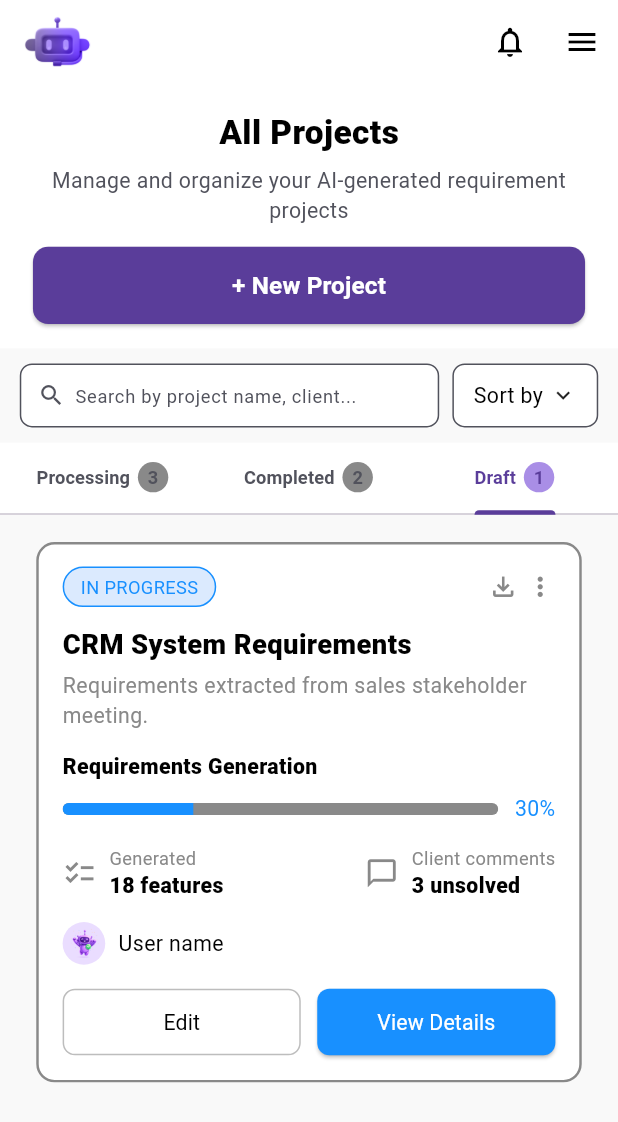
After one commit to Requra/mobile, a Flutter app: the ProjectviewScreen screen opened by its route, tab 3 chosen, on a phone screen of 412 x 824 dp. The commit adds this screen. Shown: the top 1122 px of the screen. Run offline on Flutter 3.47's test engine with Material 3 defaults, Android fonts, the phone set to English and light mode, and no system bars; our stand-ins replace flutter_screenutil, flutter_svg, font_awesome_flutter; Roboto replaces fonts that are missing (Product Sans).

Commit message:
Add Project View screen

```diff
--- a/lib/main.dart
+++ b/lib/main.dart
@@ -3,6 +3,7 @@ import 'package:requra/screens/create_new_password_screen.dart';
 import 'package:requra/screens/forgot_password_screen.dart';
 import 'package:requra/screens/home_screen.dart';
 import 'package:requra/screens/login_screen.dart';
+import 'package:requra/screens/projectView_screen.dart';
 import 'package:requra/screens/reset_password_successfully_screen.dart';
 import 'package:requra/screens/signup_screen.dart';
 import 'package:requra/screens/verification_screen.dart';
@@ -40,6 +41,7 @@ class RequraApp extends StatelessWidget {
             "/splash": (_) => const SplashScreen(),
             "/verification" : (_) => const VerificationScreen(),
             "/home": (_) => const HomeScreen(),
+            "/projectView": (_) => const ProjectviewScreen(),
           },
           initialRoute: "/splash",
         );
--- /dev/null
+++ b/lib/screens/projectView_screen.dart
@@ -0,0 +1,265 @@
+import 'package:flutter/material.dart';
+import 'package:flutter_screenutil/flutter_screenutil.dart';
+import 'package:requra/theme/color_manager.dart';
+import 'package:requra/theme/font_manager.dart';
+import 'package:requra/theme/style_manager.dart';
+import 'package:requra/widgets/project_Card.dart';
+
+class ProjectviewScreen extends StatefulWidget {
+  const ProjectviewScreen({super.key});
+
+  @override
+  State<ProjectviewScreen> createState() => _ProjectviewScreenState();
+}
+
+class _ProjectviewScreenState extends State<ProjectviewScreen> {
+  final tabs = ["Processing", "Completed", "Draft"];
+  final tabCounts = [3, 2, 1];
+
+  @override
+  Widget build(BuildContext context) {
+    return DefaultTabController(
+      length: tabs.length,
+      child: Scaffold(
+        backgroundColor: AppColors.backgroundHomeScreen,
+
+        appBar: AppBar(
+          backgroundColor: AppColors.white,
+          automaticallyImplyLeading: false,
+          elevation: 0,
+          title: Image.asset("assets/images/logo.png", height: 35.h),
+          centerTitle: false,
+          actions: [
+            IconButton(
+              onPressed: () {},
+              icon: Icon(Icons.notifications_none, color: AppColors.black),
+            ),
+            IconButton(
+              onPressed: () {},
+              icon: Icon(Icons.menu, color: AppColors.black),
+            ),
+          ],
+        ),
+        body: Column(
+          crossAxisAlignment: CrossAxisAlignment.center,
+          children: [
+            Container(
+              color: AppColors.white,
+              width: double.infinity,
+              padding: EdgeInsets.symmetric(horizontal: 20.w, vertical: 16.h),
+              child: Column(
+                crossAxisAlignment: CrossAxisAlignment.center,
+                children: [
+                  Text(
+                    "All Projects",
+                    style: boldStyle(
+                      fontSize: FontSize.font22,
+                      color: AppColors.black,
+                    ),
+                  ),
+                  SizedBox(height: 6.h),
+                  Text(
+                    "Manage and organize your AI-generated requirement projects",
+                    textAlign: TextAlign.center,
+                    style: regularStyle(
+                      fontSize: FontSize.font14,
+                      color: AppColors.grey,
+                    ),
+                  ),
+                  SizedBox(height: 14.h),
+                  SizedBox(
+                    width: double.infinity,
+                    child: ElevatedButton(
+                      onPressed: () {},
+                      style: ElevatedButton.styleFrom(
+                        backgroundColor: AppColors.primary,
+                        padding: EdgeInsets.symmetric(vertical: 14.h),
+                        shape: RoundedRectangleBorder(
+                          borderRadius: BorderRadius.circular(10.r),
+                        ),
+                      ),
+                      child: Text(
+                        "+ New Project",
+                        style: semiBoldStyle(
+                          fontSize: FontSize.font16,
+                          color: AppColors.white,
+                        ),
+                      ),
+                    ),
+                  ),
+                ],
+              ),
+            ),
+
+            SizedBox(height: 10.h),
+
+            Padding(
+              padding: EdgeInsets.symmetric(horizontal: 12.w),
+              child: Row(
+                children: [
+                  Expanded(
+                    child: Container(
+                      height: 42.h,
+                      decoration: BoxDecoration(
+                        color: AppColors.white,
+                        borderRadius: BorderRadius.circular(8.r),
+                        border: Border.all(color: AppColors.grey),
+                      ),
+                      child: Row(
+                        children: [
+                          SizedBox(width: 10.w),
+                          Icon(Icons.search, color: AppColors.grey, size: 18.sp),
+                          SizedBox(width: 6.w),
+                          Expanded(
+                            child: TextField(
+                              decoration: InputDecoration(
+                                hintText: "Search by project name, client...",
+                                hintStyle: regularStyle(
+                                  fontSize: FontSize.font12,
+                                  color: AppColors.grey,
+                                ),
+                                border: InputBorder.none,
+                                isDense: true,
+                                contentPadding: EdgeInsets.zero,
+                              ),
+                            ),
+                          ),
+                        ],
+                      ),
+                    ),
+                  ),
+                  SizedBox(width: 8.w),
+                  Container(
+                    height: 42.h,
+                    padding: EdgeInsets.symmetric(horizontal: 12.w),
+                    decoration: BoxDecoration(
+                      color: AppColors.white,
+                      borderRadius: BorderRadius.circular(8.r),
+                      border: Border.all(color: AppColors.grey),
+                    ),
+                    child: Row(
+                      children: [
+                        Text(
+                          "Sort by",
+                          style: regularStyle(
+                            fontSize: FontSize.font14,
+                            color: AppColors.black,
+                          ),
+                        ),
+                        SizedBox(width: 4.w),
+                        Icon(Icons.keyboard_arrow_down, size: 18.sp),
+                      ],
+                    ),
+                  ),
+                ],
+              ),
+            ),
+
+            SizedBox(height: 10.h),
+
+            Container(
+              color: AppColors.white,
+              child: Builder(
+                builder: (context) {
+                  final controller = DefaultTabController.of(context);
+                  return AnimatedBuilder(
+                    animation: controller,
+                    builder: (context, _) {
+                      return TabBar(
+                        indicatorColor: AppColors.primary,
+                        indicatorWeight: 2.sp,
+                        labelColor: AppColors.primary,
+                        unselectedLabelColor: AppColors.grey,
+                        indicatorSize: TabBarIndicatorSize.label,
+                        tabs: List.generate(tabs.length, (index) {
+                          final isActive = controller.index == index;
+                          return Tab(
+                            child: Row(
+                              mainAxisSize: MainAxisSize.min,
+                              children: [
+                                Text(
+                                  tabs[index],
+                                  style: semiBoldStyle(
+                                    fontSize: FontSize.font12,
+                                    color: isActive
+                                        ? AppColors.primary
+                                        : AppColors.grey,
+                                  ),
+                                ),
+                                SizedBox(width: 4.w),
+                                Container(
+                                  width: 20.w,
+                                  height: 20.h,
+                                  decoration: BoxDecoration(
+                                    color: isActive
+                                        ? AppColors.lightPrimary
+                                        : AppColors.lightgrey,
+                                    shape: BoxShape.circle,
+                                  ),
+                                  child: Center(
+                                    child: Text(
+                                      "${tabCounts[index]}",
+                                      style: semiBoldStyle(
+                                        fontSize: FontSize.font12,
+                                        color: isActive
+                                            ? AppColors.primary
+                                            : AppColors.grey,
+                                      ),
+                                    ),
+                                  ),
+                                ),
+                              ],
+                            ),
+                          );
+                        }),
+                      );
+                    },
+                  );
+                },
+              ),
+            ),
+
+            Expanded(
+              child: TabBarView(
+                children: [
+                  ListView(
+                    padding:
+                    EdgeInsets.symmetric(horizontal: 12.w, vertical: 8.h),
+                    children: const [
+                      ProjectCard(),
+                      ProjectCard(),
+                      ProjectCard(),
+                    ],
+                  ),
+
+                  ListView(
+                    padding:
+                    EdgeInsets.symmetric(horizontal: 12.w, vertical: 8.h),
+                    children: const [
+                      ProjectCard(),
+                      ProjectCard(),
+                    ],
+                  ),
+
+                  Column(
+                    children: [
+                      Expanded(
+                        child: ListView(
+                          padding: EdgeInsets.symmetric(
+                              horizontal: 12.w, vertical: 8.h),
+                          children: const [
+                            ProjectCard(),
+                          ],
+                        ),
+                      ),
+                    ],
+                  ),
+                ],
+              ),
+            ),
+          ],
+        ),
+      ),
+    );
+  }
+}
--- a/lib/theme/color_manager.dart
+++ b/lib/theme/color_manager.dart
@@ -8,10 +8,14 @@ class AppColors {
   static const lightPrimary = Color(0xFFA98EE6);
   static const darkPrimary = Color(0xFF35245B);
   static const white = Color(0xFFFFFFFF);
+  static const backgroundHomeScreen = Color(0xFFF9F9F9);
   static const lightgrey = Color(0xFF898989);
   static const grey = Color(0xFF51525C);
   static const darkgrey = Color(0xFF323232);
   static const black = Color(0xFF000000);
-
+  static const statusInProgressLight  = Color(0xFFDBEAFE);
+  static const statusInProgress  = Color(0xFF1890FF);
+  static const statusFinishedLight   = Color(0xFF6AA93D);
+  static const statusFinished = Color(0xFF45940C);
 
 }
--- /dev/null
+++ b/lib/widgets/project_Card.dart
@@ -0,0 +1,235 @@
+import 'package:flutter/material.dart';
+import 'package:flutter_screenutil/flutter_screenutil.dart';
+import 'package:requra/theme/color_manager.dart';
+import 'package:requra/theme/font_manager.dart';
+import 'package:requra/theme/style_manager.dart';
+
+class Project {}
+
+class ProjectCard extends StatelessWidget {
+  const ProjectCard({super.key});
+
+  @override
+  Widget build(BuildContext context) {
+    return Card(
+      color: AppColors.white,
+      elevation: 0,
+      shape: RoundedRectangleBorder(
+        borderRadius: BorderRadius.circular(12.r),
+        side: BorderSide(
+          color: AppColors.lightgrey,
+          width: 1.5.w,
+        ),
+      ),
+      margin: EdgeInsets.symmetric(vertical: 10.h, horizontal: 10.w),
+      child: Padding(
+        padding: EdgeInsets.symmetric(vertical: 16.h, horizontal: 16.w),
+        child: Column(
+          crossAxisAlignment: CrossAxisAlignment.start,
+          children: [
+            Row(
+              children: [
+                Container(
+                  padding:
+                  EdgeInsets.symmetric(vertical: 4.h, horizontal: 10.w),
+                  decoration: BoxDecoration(
+                    borderRadius: BorderRadius.circular(20.r),
+                    border: Border.all(color: AppColors.statusInProgress),
+                    color: AppColors.statusInProgressLight,
+                  ),
+                  child: Text(
+                    "IN PROGRESS",
+                    style: regularStyle(
+                      fontSize: FontSize.font12,
+                      color: AppColors.statusInProgress,
+                    ),
+                  ),
+                ),
+                const Spacer(),
+                Icon(Icons.file_download_outlined,
+                    size: 20.sp, color: AppColors.lightgrey),
+                SizedBox(width: 4.w),
+                Icon(Icons.more_vert, size: 20.sp, color: AppColors.lightgrey),
+              ],
+            ),
+
+            SizedBox(height: 12.h),
+
+            Text(
+              "CRM System Requirements",
+              style: boldStyle(
+                fontSize: FontSize.font18,
+                color: AppColors.black,
+              ),
+            ),
+
+            SizedBox(height: 4.h),
+
+            Text(
+              "Requirements extracted from sales stakeholder meeting.",
+              style: regularStyle(
+                fontSize: FontSize.font14,
+                color: AppColors.lightgrey,
+              ),
+            ),
+
+            SizedBox(height: 14.h),
+
+            Text(
+              "Requirements Generation",
+              style: boldStyle(
+                fontSize: FontSize.font14,
+                color: AppColors.black,
+              ),
+            ),
+
+            SizedBox(height: 8.h),
+
+            Row(
+              children: [
+                Expanded(
+                  child: ClipRRect(
+                    borderRadius: BorderRadius.circular(8.r),
+                    child: LinearProgressIndicator(
+                      value: 0.30,
+                      minHeight: 8.h,
+                      backgroundColor: AppColors.lightgrey,
+                      valueColor: AlwaysStoppedAnimation<Color>(
+                          AppColors.statusInProgress),
+                    ),
+                  ),
+                ),
+                SizedBox(width: 10.w),
+                Text(
+                  "30%",
+                  style: regularStyle(
+                    fontSize: FontSize.font14,
+                    color: AppColors.statusInProgress,
+                  ),
+                ),
+              ],
+            ),
+
+            SizedBox(height: 14.h),
+
+            Row(
+              children: [
+                Icon(Icons.checklist_outlined,
+                    size: 22.sp, color: AppColors.lightgrey),
+                SizedBox(width: 8.w),
+                Column(
+                  crossAxisAlignment: CrossAxisAlignment.start,
+                  children: [
+                    Text(
+                      "Generated",
+                      style: regularStyle(
+                        fontSize: FontSize.font12,
+                        color: AppColors.lightgrey,
+                      ),
+                    ),
+                    Text(
+                      "18 features",
+                      style: boldStyle(
+                        fontSize: FontSize.font14,
+                        color: AppColors.black,
+                      ),
+                    ),
+                  ],
+                ),
+                const Spacer(),
+                Icon(Icons.chat_bubble_outline,
+                    size: 22.sp, color: AppColors.lightgrey),
+                SizedBox(width: 8.w),
+                Column(
+                  crossAxisAlignment: CrossAxisAlignment.start,
+                  children: [
+                    Text(
+                      "Client comments",
+                      style: regularStyle(
+                        fontSize: FontSize.font12,
+                        color: AppColors.lightgrey,
+                      ),
+                    ),
+                    Text(
+                      "3 unsolved",
+                      style: boldStyle(
+                        fontSize: FontSize.font14,
+                        color: AppColors.black,
+                      ),
+                    ),
+                  ],
+                ),
+              ],
+            ),
+
+            SizedBox(height: 14.h),
+
+            Row(
+              children: [
+                CircleAvatar(
+                  radius: 14.r,
+                  backgroundImage:
+                  AssetImage('assets/images/RequraAvatar.png'),
+                ),
+                SizedBox(width: 8.w),
+                Text(
+                  "User name",
+                  style: regularStyle(
+                    fontSize: FontSize.font14,
+                    color: AppColors.black,
+                  ),
+                ),
+              ],
+            ),
+
+            SizedBox(height: 14.h),
+
+            Row(
+              children: [
+                Expanded(
+                  child: OutlinedButton(
+                    onPressed: () {},
+                    style: OutlinedButton.styleFrom(
+                      side: BorderSide(color: Colors.grey[400]!),
+                      shape: RoundedRectangleBorder(
+                        borderRadius: BorderRadius.circular(8.r),
+                      ),
+                      padding: EdgeInsets.symmetric(vertical: 12.h),
+                    ),
+                    child: Text(
+                      "Edit",
+                      style: regularStyle(
+                        fontSize: FontSize.font14,
+                        color: AppColors.black,
+                      ),
+                    ),
+                  ),
+                ),
+                SizedBox(width: 10.w),
+                Expanded(
+                  child: ElevatedButton(
+                    onPressed: () {},
+                    style: ElevatedButton.styleFrom(
+                      backgroundColor: AppColors.statusInProgress,
+                      shape: RoundedRectangleBorder(
+                        borderRadius: BorderRadius.circular(8.r),
+                      ),
+                      padding: EdgeInsets.symmetric(vertical: 12.h),
+                    ),
+                    child: Text(
+                      "View Details",
+                      style: regularStyle(
+                        fontSize: FontSize.font14,
+                        color: AppColors.white,
+                      ),
+                    ),
+                  ),
+                ),
+              ],
+            ),
+          ],
+        ),
+      ),
+    );
+  }
+}
```
